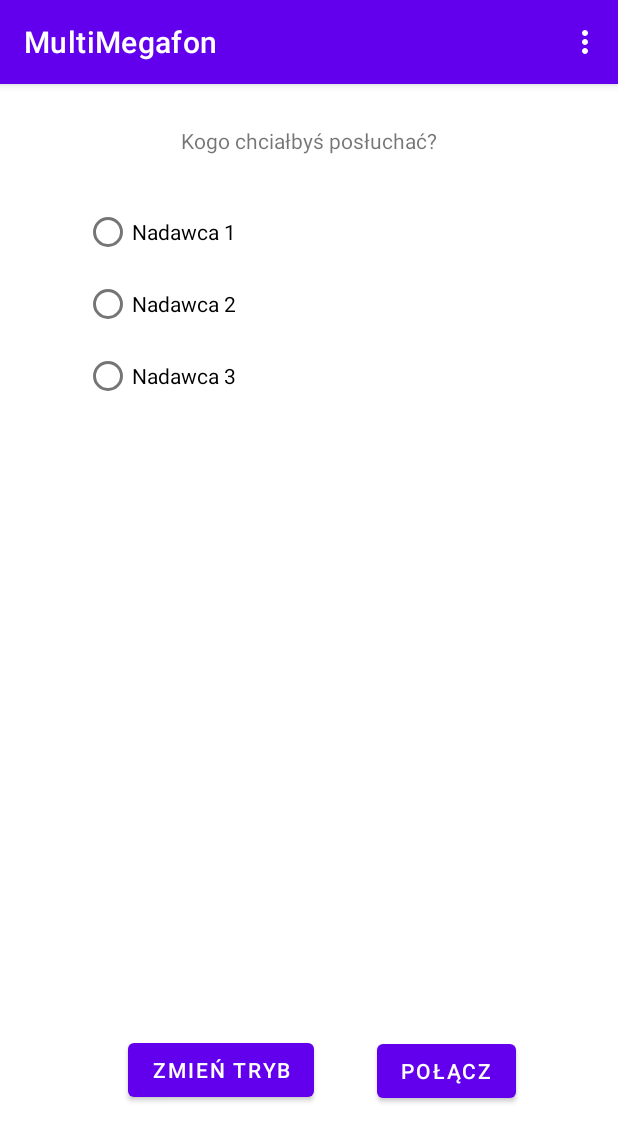
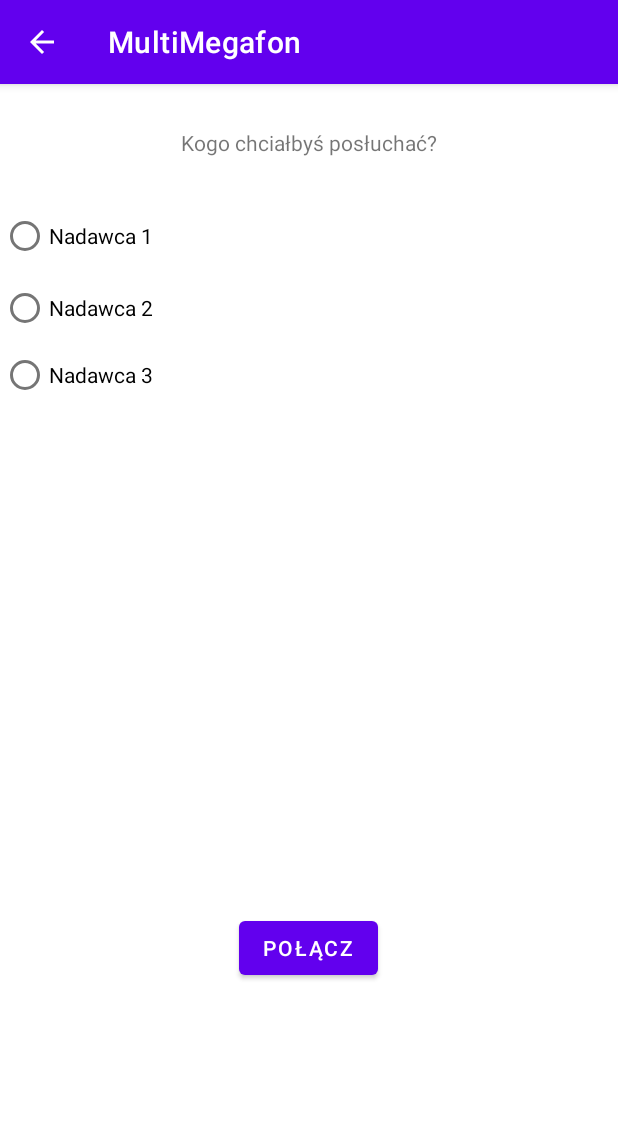
Before and after one commit to MarcinGorcz/MultiMegafon2, an Android app: the screen it shows after launch (MainActivity before the commit, OdbieranieWyborActivity after it), after a tap on "CHCIAŁBYM COŚ USŁYSZEĆ", on a phone screen of 412 x 824 dp. Shown: the top 1142 px of the screen. Run offline under Robolectric (Android 15) with nearby library versions, the phone set to English and light mode, and no system bars.

Commit message:
All fragments changed to activities. ListView with array added.

```diff
--- a/app/src/main/java/com/example/multimegafon2/MainActivity.java
+++ b/app/src/main/java/com/example/multimegafon2/MainActivity.java
@@ -1,22 +1,16 @@
 package com.example.multimegafon2;
 
+import android.content.Intent;
 import android.os.Bundle;
 
-import com.google.android.material.floatingactionbutton.FloatingActionButton;
-import com.google.android.material.snackbar.Snackbar;
-
-import androidx.annotation.NonNull;
 import androidx.appcompat.app.AppCompatActivity;
 import androidx.appcompat.widget.Toolbar;
-import androidx.fragment.app.Fragment;
-import androidx.fragment.app.FragmentManager;
 
 import android.os.Handler;
 import android.view.View;
 
 import android.view.Menu;
 import android.view.MenuItem;
-import android.widget.RadioButton;
 
 public class MainActivity extends AppCompatActivity {
 
@@ -56,4 +50,13 @@ public class MainActivity extends AppCompatActivity {
         return super.onOptionsItemSelected(item);
     }
 
+    public void przejdzDoNadawania(View view) {
+        Intent intent = new Intent(this, NadawanieActivity.class);
+        startActivity(intent);
+    }
+
+    public void przejdzDoOdbierania(View view) {
+        Intent intent = new Intent(this, OdbieranieWyborActivity.class);
+        startActivity(intent);
+    }
 }
--- a/app/src/main/java/com/example/multimegafon2/MenuFragment.java
+++ b/app/src/main/java/com/example/multimegafon2/MenuFragment.java
@@ -7,7 +7,6 @@ import android.view.ViewGroup;
 
 import androidx.annotation.NonNull;
 import androidx.fragment.app.Fragment;
-import androidx.navigation.fragment.NavHostFragment;
 
 public class MenuFragment extends Fragment {
 
@@ -17,7 +16,7 @@ public class MenuFragment extends Fragment {
             Bundle savedInstanceState
     ) {
         //To jest przypisywanie widoku do fragmentu podczas tworzenia:
-        return inflater.inflate(R.layout.fragment_first, container, false);
+        return inflater.inflate(R.layout.main_fragment, container, false);
     }
 
     public void onViewCreated(@NonNull View view, Bundle savedInstanceState) {
@@ -26,15 +25,17 @@ public class MenuFragment extends Fragment {
         view.findViewById(R.id.przycisk_trybu_nadawania).setOnClickListener(new View.OnClickListener() {
             @Override
             public void onClick(View view) {
-                NavHostFragment.findNavController(MenuFragment.this).navigate(R.id.action_FirstFragment_to_secondFragment);
+                //NavHostFragment.findNavController(MenuFragment.this).navigate(R.id.action_FirstFragment_to_secondFragment);
+                ((MainActivity)getActivity()).przejdzDoNadawania(view);
             }
         });
         view.findViewById(R.id.przycisk_trybu_odbierania).setOnClickListener(new View.OnClickListener() {
             @Override
             public void onClick(View view) {
-                    NavHostFragment.findNavController(MenuFragment.this)
-                            .navigate(R.id.actionFirstFragmentToThirdFragment);
+                    //NavHostFragment.findNavController(MenuFragment.this).navigate(R.id.actionFirstFragmentToThirdFragment);
+                    ((MainActivity)getActivity()).przejdzDoOdbierania(view);
                 }
         });
     }
+
 }
--- /dev/null
+++ b/app/src/main/java/com/example/multimegafon2/OdbieranieWyborActivity.java
@@ -0,0 +1,56 @@
+package com.example.multimegafon2;
+
+import androidx.appcompat.app.AppCompatActivity;
+import androidx.navigation.fragment.NavHostFragment;
+
+import android.content.Intent;
+import android.os.Bundle;
+import android.view.View;
+import android.widget.RadioGroup;
+
+import com.google.android.material.snackbar.Snackbar;
+
+public class OdbieranieWyborActivity extends AppCompatActivity {
+    boolean isRadioButtonSelected = false;
+
+    @Override
+    protected void onCreate(Bundle savedInstanceState) {
+        super.onCreate(savedInstanceState);
+        setContentView(R.layout.activity_odbieranie_wybor);
+
+        RadioGroup radioGroup = (RadioGroup) findViewById(R.id.radioGroup);
+
+        radioGroup.setOnCheckedChangeListener(new RadioGroup.OnCheckedChangeListener()
+        {
+            public void onCheckedChanged(RadioGroup group, int checkedId) {
+                switch(checkedId) {
+                    case R.id.radioButton1:
+                        isRadioButtonSelected = true;
+                        break;
+                    case R.id.radioButton2:
+                        isRadioButtonSelected = true;
+                        break;
+                    case R.id.radioButton3:
+                        isRadioButtonSelected = true;
+                        break;
+                }
+            }
+        });
+    }
+
+
+
+    public void przejdzDoOdbioru(View view) {
+        if(isRadioButtonSelected) {
+            Intent intent = new Intent(this, OdbieranieActivity.class);
+            startActivity(intent);
+        }
+        else
+        {
+            Snackbar wybierzNadawceSnackbar = Snackbar.make(view, R.string.wybierz_nadawce_snackbar_text, 1000);
+            wybierzNadawceSnackbar.show();
+        }
+    }
+
+
+}
--- a/app/src/main/java/com/example/multimegafon2/ThirdFragment.java
+++ /dev/null
@@ -1,75 +0,0 @@
-package com.example.multimegafon2;
-
-import android.os.Bundle;
-import android.view.LayoutInflater;
-import android.view.View;
-import android.view.ViewGroup;
-import android.widget.RadioButton;
-import android.widget.RadioGroup;
-
-import androidx.annotation.NonNull;
-import androidx.fragment.app.Fragment;
-import androidx.navigation.fragment.NavHostFragment;
-
-import com.google.android.material.snackbar.Snackbar;
-
-public class ThirdFragment extends Fragment {
-
-    boolean isRadioButtonSelected = false;
-
-    @Override
-    public View onCreateView(
-            LayoutInflater inflater, ViewGroup container,
-            Bundle savedInstanceState
-    ) {
-        // Inflate the layout for this fragment
-        View myView = inflater.inflate(R.layout.fragment_third, container, false);
-        RadioGroup radioGroup = (RadioGroup) myView .findViewById(R.id.radioGroup);
-
-        radioGroup.setOnCheckedChangeListener(new RadioGroup.OnCheckedChangeListener()
-        {
-            public void onCheckedChanged(RadioGroup group, int checkedId) {
-                switch(checkedId) {
-                    case R.id.radioButton1:
-                        isRadioButtonSelected = true;
-                        break;
-                    case R.id.radioButton2:
-                        isRadioButtonSelected = true;
-                        break;
-                    case R.id.radioButton3:
-                        isRadioButtonSelected = true;
-                        break;
-                }
-            }
-        });
-
-        return myView;
-    }
-
-
-    public void onViewCreated(@NonNull View view, Bundle savedInstanceState) {
-        super.onViewCreated(view, savedInstanceState);
-
-        view.findViewById(R.id.przycisk_zmiany_trybu_2).setOnClickListener(new View.OnClickListener() {
-            @Override
-            public void onClick(View view) {
-                NavHostFragment.findNavController(ThirdFragment.this)
-                        .navigate(R.id.actionThirdFragmentToFirstFragment);
-            }
-        });
-
-        view.findViewById(R.id.przycisk_potwierdzenia_odtwarzania).setOnClickListener(new View.OnClickListener() {
-            @Override
-            public void onClick(View view) {
-                if(isRadioButtonSelected) {
-                    NavHostFragment.findNavController(ThirdFragment.this).navigate(R.id.actionThirdFragmentToFourthFragment);
-                }
-                else
-                {
-                    Snackbar wybierzNadawceSnackbar = Snackbar.make(view, R.string.wybierz_nadawce_snackbar_text, 1000);
-                    wybierzNadawceSnackbar.show();
-                }
-            }
-        });
-    }
-}
--- /dev/null
+++ b/app/src/main/res/layout/activity_odbieranie_wybor.xml
@@ -0,0 +1,60 @@
+<?xml version="1.0" encoding="utf-8"?>
+<androidx.constraintlayout.widget.ConstraintLayout xmlns:android="http://schemas.android.com/apk/res/android"
+    xmlns:app="http://schemas.android.com/apk/res-auto"
+    xmlns:tools="http://schemas.android.com/tools"
+    android:layout_width="match_parent"
+    android:layout_height="match_parent"
+    tools:context=".OdbieranieWyborActivity">
+
+    <RadioGroup
+        android:id="@+id/radioGroup"
+        android:layout_width="407dp"
+        android:layout_height="137dp"
+        app:layout_constraintBottom_toBottomOf="parent"
+        app:layout_constraintEnd_toEndOf="parent"
+        app:layout_constraintHorizontal_bias="0.192"
+        app:layout_constraintStart_toStartOf="parent"
+        app:layout_constraintTop_toTopOf="parent"
+        app:layout_constraintVertical_bias="0.123">
+
+        <RadioButton
+            android:id="@+id/radioButton1"
+            android:layout_width="match_parent"
+            android:layout_height="wrap_content"
+            android:text="@string/radio_button_test_1" />
+
+        <RadioButton
+            android:id="@+id/radioButton2"
+            android:layout_width="match_parent"
+            android:layout_height="wrap_content"
+            android:text="@string/radio_button_test_2" />
+
+        <RadioButton
+            android:id="@+id/radioButton3"
+            android:layout_width="match_parent"
+            android:layout_height="wrap_content"
+            android:text="@string/radio_button_test_3" />
+    </RadioGroup>
+
+    <Button
+        android:id="@+id/przycisk_potwierdzenia_odtwarzania2"
+        android:layout_width="wrap_content"
+        android:layout_height="wrap_content"
+        android:layout_marginEnd="160dp"
+        android:onClick="przejdzDoOdbioru"
+        android:text="@string/polacz"
+        app:layout_constraintBottom_toBottomOf="parent"
+        app:layout_constraintEnd_toEndOf="parent"
+        app:layout_constraintTop_toTopOf="parent"
+        app:layout_constraintVertical_bias="0.767" />
+
+    <TextView
+        android:id="@+id/textView2"
+        android:layout_width="wrap_content"
+        android:layout_height="wrap_content"
+        android:text="@string/tytul_lista_urzadzen_nadajacych"
+        app:layout_constraintBottom_toTopOf="@+id/radioGroup"
+        app:layout_constraintEnd_toEndOf="parent"
+        app:layout_constraintStart_toStartOf="parent"
+        app:layout_constraintTop_toTopOf="parent" />
+</androidx.constraintlayout.widget.ConstraintLayout>
--- a/app/src/main/res/layout/fragment_third.xml
+++ /dev/null
@@ -1,71 +0,0 @@
-<?xml version="1.0" encoding="utf-8"?>
-<androidx.constraintlayout.widget.ConstraintLayout xmlns:android="http://schemas.android.com/apk/res/android"
-    xmlns:app="http://schemas.android.com/apk/res-auto"
-    xmlns:tools="http://schemas.android.com/tools"
-    android:layout_width="match_parent"
-    android:layout_height="match_parent">
-
-    <Button
-        android:id="@+id/przycisk_zmiany_trybu_2"
-        android:layout_width="wrap_content"
-        android:layout_height="wrap_content"
-        android:text="@string/powrot_do_wyboru_odbior"
-        app:layout_constraintBottom_toBottomOf="parent"
-        app:layout_constraintEnd_toStartOf="@+id/przycisk_potwierdzenia_odtwarzania"
-        app:layout_constraintHorizontal_bias="0.669"
-        app:layout_constraintStart_toStartOf="parent"
-        app:layout_constraintTop_toTopOf="parent"
-        app:layout_constraintVertical_bias="0.88" />
-
-    <Button
-        android:id="@+id/przycisk_potwierdzenia_odtwarzania"
-        android:layout_width="wrap_content"
-        android:layout_height="wrap_content"
-        android:layout_marginEnd="68dp"
-        android:text="@string/polacz"
-        app:layout_constraintBottom_toBottomOf="parent"
-        app:layout_constraintEnd_toEndOf="parent"
-        app:layout_constraintTop_toTopOf="parent"
-        app:layout_constraintVertical_bias="0.881" />
-
-    <TextView
-        android:id="@+id/textView"
-        android:layout_width="wrap_content"
-        android:layout_height="wrap_content"
-        android:text="@string/tytul_lista_urzadzen_nadajacych"
-        app:layout_constraintBottom_toTopOf="@+id/radioGroup"
-        app:layout_constraintEnd_toEndOf="parent"
-        app:layout_constraintStart_toStartOf="parent"
-        app:layout_constraintTop_toTopOf="parent" />
-
-    <RadioGroup
-        android:id="@+id/radioGroup"
-        android:layout_width="wrap_content"
-        android:layout_height="wrap_content"
-        app:layout_constraintBottom_toBottomOf="parent"
-        app:layout_constraintEnd_toEndOf="parent"
-        app:layout_constraintHorizontal_bias="0.18"
-        app:layout_constraintStart_toStartOf="parent"
-        app:layout_constraintTop_toTopOf="parent"
-        app:layout_constraintVertical_bias="0.120000005">
-
-        <RadioButton
-            android:id="@+id/radioButton1"
-            android:layout_width="match_parent"
-            android:layout_height="wrap_content"
-            android:text="@string/radio_button_test_1" />
-
-        <RadioButton
-            android:id="@+id/radioButton2"
-            android:layout_width="match_parent"
-            android:layout_height="wrap_content"
-            android:text="@string/radio_button_test_2" />
-
-        <RadioButton
-            android:id="@+id/radioButton3"
-            android:layout_width="match_parent"
-            android:layout_height="wrap_content"
-            android:text="@string/radio_button_test_3" />
-    </RadioGroup>
-
-</androidx.constraintlayout.widget.ConstraintLayout>
--- a/app/src/main/res/navigation/nav_graph.xml
+++ b/app/src/main/res/navigation/nav_graph.xml
@@ -9,45 +9,6 @@
         android:id="@+id/FirstFragment"
         android:name="com.example.multimegafon2.MenuFragment"
         android:label="@string/first_fragment_label"
-        tools:layout="@layout/fragment_first">
+        tools:layout="@layout/main_fragment"/>
 
-        <action
-            android:id="@+id/actionFirstFragmentToThirdFragment"
-            app:destination="@id/ThirdFragment" />
-        <action
-            android:id="@+id/action_FirstFragment_to_secondFragment"
-            app:destination="@id/secondFragment" />
-    </fragment>
-
-    <fragment
-        android:id="@+id/ThirdFragment"
-        android:name="com.example.multimegafon2.ThirdFragment"
-        android:label="@string/third_fragment_label"
-        tools:layout="@layout/fragment_third">
-        <action
-            android:id="@+id/actionThirdFragmentToFirstFragment"
-            app:destination="@id/FirstFragment" />
-        <action
-            android:id="@+id/actionThirdFragmentToFourthFragment"
-            app:destination="@id/FourthFragment" />
-    </fragment>
-
-    <fragment
-        android:id="@+id/FourthFragment"
-        android:name="com.example.multimegafon2.FourthFragment"
-        android:label="@string/fourth_fragment_label"
-        tools:layout="@layout/fragment_fourth">
-        <action
-            android:id="@+id/actionFourthFragmentToThirdFragment"
-            app:destination="@id/ThirdFragment" />
-    </fragment>
-    <fragment
-        android:id="@+id/secondFragment"
-        android:name="com.example.multimegafon2.SecondFragment"
-        android:label="fragment_second"
-        tools:layout="@layout/fragment_second" >
-        <action
-            android:id="@+id/action_secondFragment_to_FirstFragment"
-            app:destination="@id/FirstFragment" />
-    </fragment>
 </navigation>
```
Also changed, not shown: app/src/main/AndroidManifest.xml (+27 -0 lines), app/src/main/java/com/example/multimegafon2/FourthFragment.java (deleted, +0 -34 lines), app/src/main/java/com/example/multimegafon2/NadawanieActivity.java (added, +43 -0 lines), app/src/main/java/com/example/multimegafon2/OdbieranieActivity.java (added, +14 -0 lines), app/src/main/java/com/example/multimegafon2/SecondFragment.java (deleted, +0 -39 lines), app/src/main/java/com/example/multimegafon2/dummy/DummyContent.java (deleted, +0 -72 lines), app/src/main/res/layout/activity_nadawanie.xml (added, +33 -0 lines), app/src/main/res/layout/activity_odbieranie.xml (added, +20 -0 lines), app/src/main/res/layout/fragment_fourth.xml (deleted, +0 -31 lines), app/src/main/res/layout/fragment_second.xml (deleted, +0 -45 lines), app/src/main/res/layout/main_fragment.xml (renamed from app/src/main/res/layout/fragment_first.xml).
